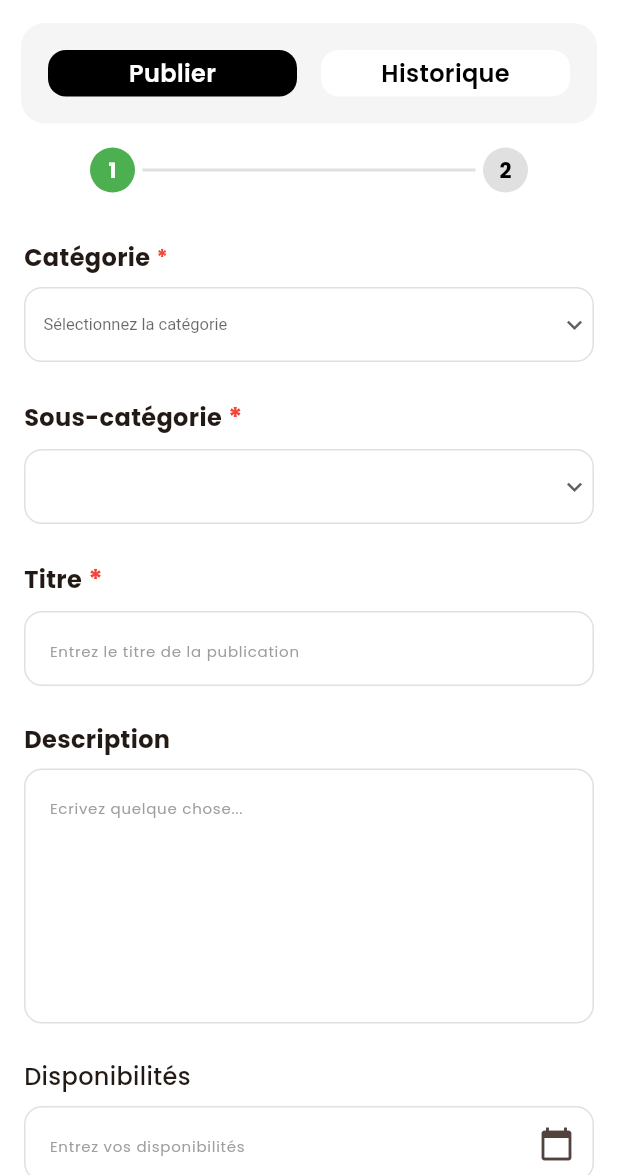
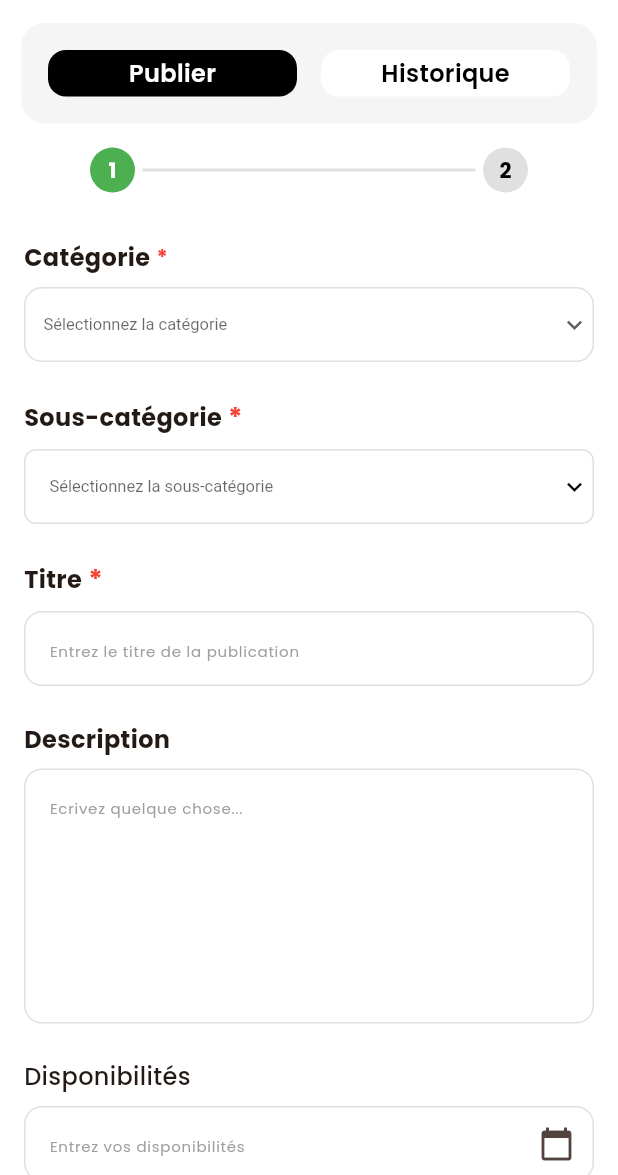
Before and after one commit to cgueye1/seddo, a Flutter app: the PubliePageView screen opened directly, on a phone screen of 412 x 824 dp, the part 61-1236 px from its top. Run offline on Flutter 3.47's test engine with Material 3 defaults, Android fonts, the light colour scheme and no system bars; our stand-ins replace bloc, dio, equatable, firebase_core, firebase_messaging, flutter_bloc and 14 more; accounts and stored records are empty; network calls fail; project files that could hold a hidden picture were left out.

Commit message:
sms,reservation,sms model,publie,categorieModels,

```diff
--- a/seedo-main/lib/models/CategorieModel.dart
+++ b/seedo-main/lib/models/CategorieModel.dart
@@ -56,4 +56,13 @@ class CategorieModel {
     return list.map((item) => CategorieModel.fromJson(item)).toList();
   }
 
+  @override
+  bool operator ==(Object other) =>
+      identical(this, other) ||
+      other is CategorieModel &&
+          runtimeType == other.runtimeType &&
+          id == other.id;
+
+  @override
+  int get hashCode => id.hashCode;
 }
--- a/seedo-main/lib/models/publication_model.dart
+++ b/seedo-main/lib/models/publication_model.dart
@@ -1,5 +1,5 @@
+import 'package:seddoapp/models/CategorieModel.dart';
 import 'package:seddoapp/models/user_model.dart';
-import 'CategorieModel.dart';
 
 class Publication {
   final int id;
@@ -15,6 +15,7 @@ class Publication {
   final double latitude;
   final double longitude;
   final CategorieModel categorie;
+  final CategorieModel? categorieParent; // Nouveau champ ajouté
   final bool available;
   final bool universel;
   final String createdDate;
@@ -41,6 +42,7 @@ class Publication {
     required this.latitude,
     required this.longitude,
     required this.categorie,
+    this.categorieParent, // Ajout du paramètre
     required this.available,
     required this.universel,
     required this.createdDate,
@@ -55,11 +57,16 @@ class Publication {
   });
 
   factory Publication.fromJson(Map<String, dynamic> json) {
+    final CategorieModel categorieObj = CategorieModel.fromJson(
+      json['categorie'],
+    );
+
     return Publication(
       id: json['id'],
       titre: json['titre'],
       description: json['description'],
-      author: json['author'] != null ? UserModel.fromJson(json['author']) : null,
+      author:
+          json['author'] != null ? UserModel.fromJson(json['author']) : null,
       picture: json['picture'] ?? '',
       telephone: json['telephone'] ?? '',
       audio: json['audio'] ?? '',
@@ -70,9 +77,11 @@ class Publication {
       paticipants: json['paticipants'] ?? [],
       latitude: json['latitude'],
       longitude: json['longitude'],
-      price: json['price']??0,
+      price: json['price'] ?? 0,
       createdDate: json['createdDate'].toString(),
-      categorie:   CategorieModel.fromJson(json['categorie']),
+      categorie: categorieObj,
+      categorieParent:
+          categorieObj.parentCategorie, // Assignation de la catégorie parente
       available: json['available'] ?? false,
       universel: json['universel'] ?? false,
       emergency: json['emergency'] ?? false,
--- a/seedo-main/lib/pages/publie.dart
+++ b/seedo-main/lib/pages/publie.dart
@@ -43,6 +43,11 @@ class _PubliePageViewState extends State<PubliePageView> {
   final TextEditingController _availabilityController = TextEditingController();
   final TextEditingController _priceController = TextEditingController();
   final TextEditingController _languagesController = TextEditingController();
+  bool _validateStep1(PublicationState state) {
+    return state.selectedCategory != null &&
+        state.selectedSubcategoryModel != null &&
+        _titreController.text.isNotEmpty;
+  }
 
   @override
   void dispose() {
@@ -267,6 +272,7 @@ class _PubliePageViewState extends State<PubliePageView> {
     return Column(
       crossAxisAlignment: CrossAxisAlignment.start,
       children: [
+        // category Field
         Row(
           children: [
             const Text(
@@ -293,10 +299,10 @@ class _PubliePageViewState extends State<PubliePageView> {
           ),
           child: DropdownButtonFormField<String>(
             value: state.selectedCategory,
-            style: const TextStyle(fontSize: 11),
+            style: const TextStyle(fontSize: 11, color: Colors.grey),
             decoration: InputDecoration(
               hintText: 'Sélectionnez la catégorie',
-              hintStyle: const TextStyle(fontSize: 10),
+              hintStyle: const TextStyle(fontSize: 11, color: Colors.grey),
               border: InputBorder.none,
               contentPadding: const EdgeInsets.symmetric(
                 horizontal: 12,
@@ -324,6 +330,10 @@ class _PubliePageViewState extends State<PubliePageView> {
                 context.read<PublicationBloc>().add(CategorySelected(newValue));
               }
             },
+            isExpanded: true,
+            dropdownColor: Colors.white,
+            borderRadius: BorderRadius.circular(15),
+            itemHeight: 50,
           ),
         ),
         const SizedBox(height: 24),
@@ -350,49 +360,67 @@ class _PubliePageViewState extends State<PubliePageView> {
         const SizedBox(height: 8),
         Container(
           decoration: BoxDecoration(
+            color: Colors.white,
             border: Border.all(color: Colors.grey[300]!),
-            borderRadius: BorderRadius.circular(12),
+            borderRadius: BorderRadius.circular(8),
           ),
           child: DropdownButtonFormField<CategorieModel>(
-            value: state.selectedSubcategoryModel,
-            style: const TextStyle(fontSize: 11),
+            // Only set a value if it's actually in the current list
+            value:
+                state.selectedSubcategoryModel != null &&
+                        state.currentSubcategories.any(
+                          (item) =>
+                              item.id == state.selectedSubcategoryModel!.id,
+                        )
+                    ? state.selectedSubcategoryModel
+                    : null,
+            style: const TextStyle(
+              fontSize: 11,
+              color: Colors.grey,
+              fontWeight: FontWeight.normal,
+            ),
             decoration: const InputDecoration(
               hintText: 'Sélectionnez la sous-catégorie',
               hintStyle: TextStyle(fontSize: 11, color: Colors.grey),
               border: InputBorder.none,
-              contentPadding: EdgeInsets.symmetric(horizontal: 12, vertical: 8),
+              contentPadding: EdgeInsets.symmetric(
+                horizontal: 16,
+                vertical: 12,
               ),
-            icon: const Icon(Icons.keyboard_arrow_down, size: 20),
+              isDense: true,
+            ),
+            icon: const Icon(
+              Icons.keyboard_arrow_down,
+              size: 20,
+              color: Color.fromARGB(255, 0, 0, 0),
+            ),
             items:
-                state.currentSubcategories.isEmpty
-                    ? [
-                      DropdownMenuItem<CategorieModel>(
-                        value: null,
-                        child: Text(
-                          'Aucune sous-catégorie disponible',
-                          style: const TextStyle(fontSize: 12),
-                        ),
-                      ),
-                    ]
-                    : state.currentSubcategories.map((subCategory) {
+                state.currentSubcategories.map((subCategory) {
                   return DropdownMenuItem<CategorieModel>(
                     value: subCategory,
                     child: Text(
                       subCategory.titre,
                       style: const TextStyle(
                         fontSize: 14,
-                            color: Colors.black,
+                        color: Colors.black87,
                       ),
                     ),
                   );
                 }).toList(),
-            onChanged: (CategorieModel? newValue) {
+            onChanged:
+                state.currentSubcategories.isEmpty
+                    ? null
+                    : (CategorieModel? newValue) {
                       if (newValue != null) {
                         context.read<PublicationBloc>().add(
                           SubcategorySelected(newValue),
                         );
                       }
                     },
+            isExpanded: true,
+            dropdownColor: Colors.white,
+            borderRadius: BorderRadius.circular(15),
+            itemHeight: 50,
           ),
         ),
         const SizedBox(height: 24),
@@ -434,8 +462,11 @@ class _PubliePageViewState extends State<PubliePageView> {
               ),
             ),
             onChanged: (value) {
+              if (value.length < 5) {
+                // Afficher une erreur si le titre est trop court
+              }
               context.read<PublicationBloc>().add(
-                FormFieldUpdated('title', value),
+                FormFieldUpdated('titre', value),
               );
             },
           ),
@@ -637,6 +668,17 @@ class _PubliePageViewState extends State<PubliePageView> {
           ),
           child: TextButton(
             onPressed: () {
+              if (!_validateStep1(state)) {
+                ScaffoldMessenger.of(context).showSnackBar(
+                  const SnackBar(
+                    content: Text(
+                      'Veuillez remplir tous les champs obligatoires (*)',
+                    ),
+                    backgroundColor: Colors.red,
+                  ),
+                );
+                return;
+              }
               context.read<PublicationBloc>().add(StepChanged(2));
             },
             child: const Text(
--- a/seedo-main/lib/pages/sms.dart
+++ b/seedo-main/lib/pages/sms.dart
@@ -29,7 +29,6 @@ class _SmsPageState extends State<SmsPage> {
               style: TextStyle(fontSize: 16, fontWeight: FontWeight.w500),
             ),
             centerTitle: true,
-            leading: const BackButton(),
             backgroundColor: const Color.fromARGB(255, 255, 255, 255),
           ),
           body: SingleChildScrollView(
```
Also changed, not shown: seedo-main/lib/bloc/home/home_bloc.dart (+42 -34 lines), seedo-main/lib/bloc/publie/publie_bloc.dart (+6 -4 lines), seedo-main/lib/models/Messagemodel.dart (added, +101 -0 lines), seedo-main/lib/pages/reservation.dart (+98 -99 lines), seedo-main/lib/widgets/home/CategoryDropdown.dart (+13 -6 lines). Lines whose indentation alone changed are shown as unchanged.
